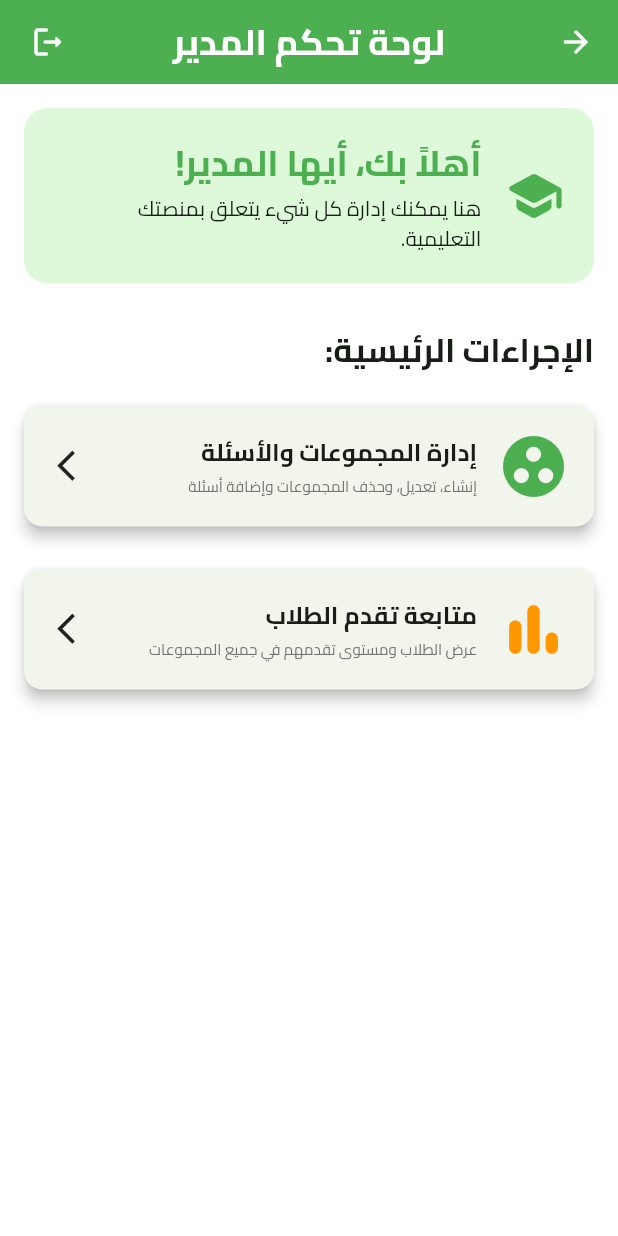
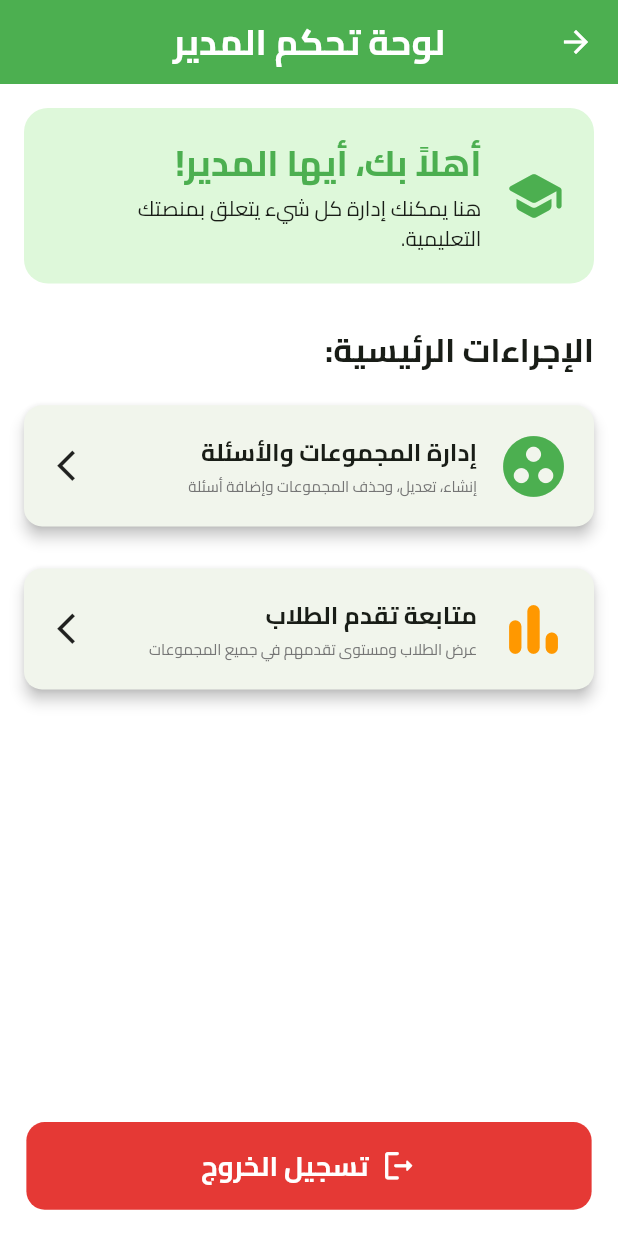
Before and after one commit to itiswd/4X4, a Flutter app: the AdminHomeScreen screen opened directly, on a phone screen of 412 x 824 dp. Run offline on Flutter 3.47's test engine with Material 3 defaults, Android fonts, the phone set to English and light mode, and no system bars; our stand-ins replace flutter_screenutil, supabase_flutter; accounts and stored records are empty.

Commit message:
Admin Home Done.

```diff
--- a/lib/presentation/screens/admin/admin_home_screen.dart
+++ b/lib/presentation/screens/admin/admin_home_screen.dart
@@ -55,14 +55,33 @@ class AdminHomeScreen extends StatelessWidget {
           'لوحة تحكم المدير',
           style: TextStyle(fontWeight: FontWeight.bold, fontSize: 24),
         ),
-        actions: [
-          IconButton(
-            icon: const Icon(Icons.logout_rounded),
+      ),
+      // ضيف هذا بعد body: وقبل قفل الـ Scaffold
+      bottomNavigationBar: Container(
+        padding: EdgeInsets.all(16.w),
+        child: SafeArea(
+          child: ElevatedButton.icon(
             onPressed: () => context.read<AuthStateModel>().signOut(),
-            tooltip: 'تسجيل الخروج',
+            style: ElevatedButton.styleFrom(
+              backgroundColor: Colors.red.shade600,
+              foregroundColor: Colors.white,
+              padding: EdgeInsets.symmetric(vertical: 12.h),
+              shape: RoundedRectangleBorder(
+                borderRadius: BorderRadius.circular(12.r),
+              ),
+              elevation: 0,
+            ),
+            icon: Icon(Icons.logout_rounded, size: 24.sp),
+            label: Text(
+              'تسجيل الخروج',
+              style: TextStyle(
+                fontSize: 18.sp,
+                fontWeight: FontWeight.bold,
+                fontFamily: 'Cairo',
+              ),
+            ),
           ),
-          const SizedBox(width: 8),
-        ],
+        ),
       ),
       body: SingleChildScrollView(
         padding: const EdgeInsets.all(16.0),
```
Also changed, not shown: lib/presentation/screens/student/student_home_screen.dart (+26 -6 lines).
